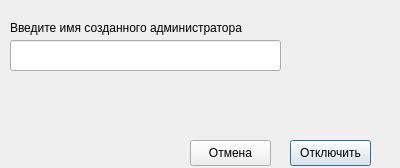
Before: the Qt Designer form design_ui/DisableUser.ui in BagaJimbildan/LAS_SibSIU, drawn with Qt 5.
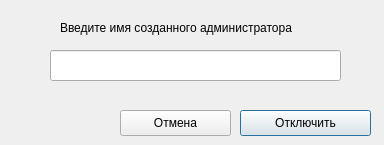
After: the same form once the commit is applied.

What changed in the file:
```diff
--- a/design_ui/DisableUser.ui
+++ b/design_ui/DisableUser.ui
@@ -6,8 +6,8 @@
    <rect>
     <x>0</x>
     <y>0</y>
-    <width>400</width>
-    <height>168</height>
+    <width>384</width>
+    <height>145</height>
    </rect>
   </property>
   <property name="windowTitle">
@@ -16,9 +16,9 @@
   <widget class="QLineEdit" name="tb_name">
    <property name="geometry">
     <rect>
-     <x>10</x>
-     <y>40</y>
-     <width>271</width>
+     <x>50</x>
+     <y>50</y>
+     <width>291</width>
      <height>31</height>
     </rect>
    </property>
@@ -26,9 +26,9 @@
   <widget class="QLabel" name="label">
    <property name="geometry">
     <rect>
-     <x>10</x>
+     <x>60</x>
      <y>20</y>
-     <width>361</width>
+     <width>261</width>
      <height>16</height>
     </rect>
    </property>
@@ -39,9 +39,9 @@
   <widget class="QPushButton" name="btn_ok">
    <property name="geometry">
     <rect>
-     <x>290</x>
-     <y>140</y>
-     <width>81</width>
+     <x>240</x>
+     <y>110</y>
+     <width>131</width>
      <height>26</height>
     </rect>
    </property>
@@ -52,9 +52,9 @@
   <widget class="QPushButton" name="btn_cancel">
    <property name="geometry">
     <rect>
-     <x>190</x>
-     <y>140</y>
-     <width>81</width>
+     <x>120</x>
+     <y>110</y>
+     <width>111</width>
      <height>26</height>
     </rect>
    </property>
```
